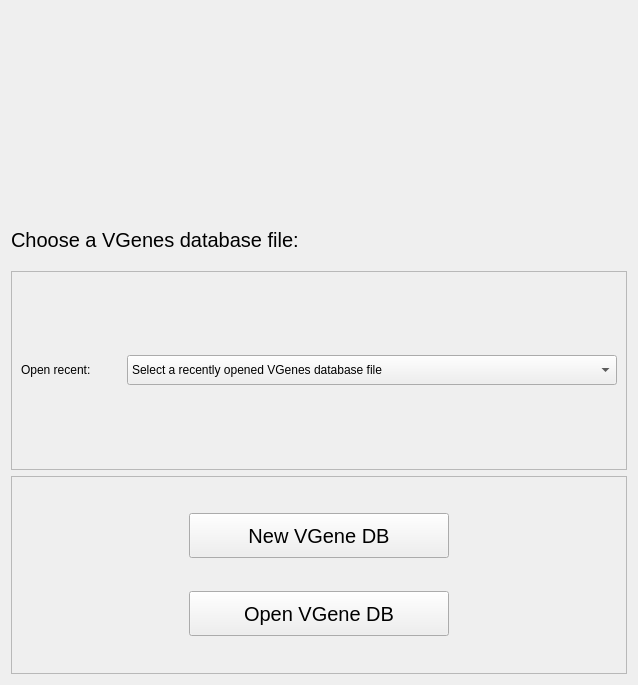
Above: VGenesStartUpDialogue.ui from WilsonImmunologyLab/VGenes before the change. Below: the same form after it.
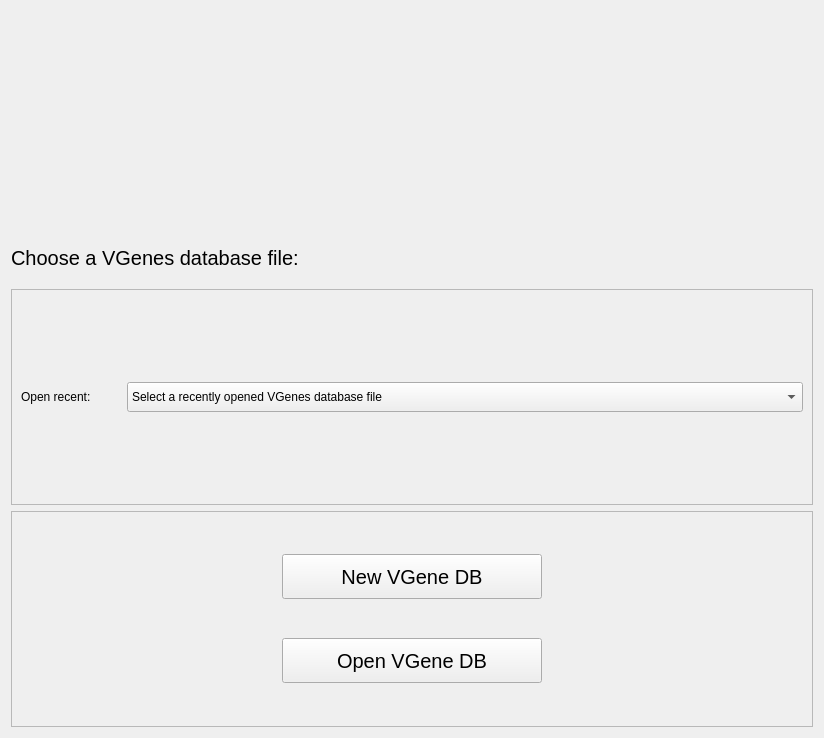
That is the form after the change. Icons and pictures are not drawn.

Diff of the .ui file:
```diff
--- a/VGenesStartUpDialogue.ui
+++ b/VGenesStartUpDialogue.ui
@@ -6,10 +6,16 @@
    <rect>
     <x>0</x>
     <y>0</y>
-    <width>638</width>
-    <height>685</height>
+    <width>824</width>
+    <height>738</height>
    </rect>
   </property>
+  <property name="maximumSize">
+   <size>
+    <width>824</width>
+    <height>738</height>
+   </size>
+  </property>
   <property name="windowTitle">
    <string>VGenes</string>
   </property>
@@ -254,6 +260,12 @@
    </item>
    <item row="0" column="0">
     <widget class="QLabel" name="label_3">
+     <property name="maximumSize">
+      <size>
+       <width>800</width>
+       <height>500</height>
+      </size>
+     </property>
      <property name="text">
       <string/>
      </property>
```
Left out of the diff: 3 changed lines with no effect on the pictures.
